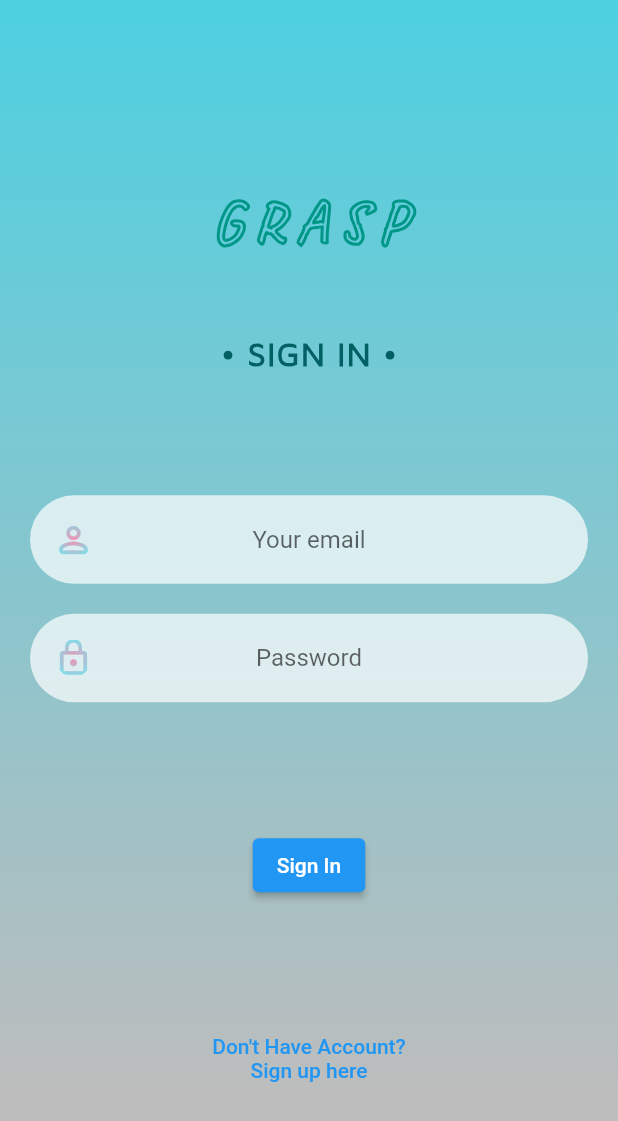
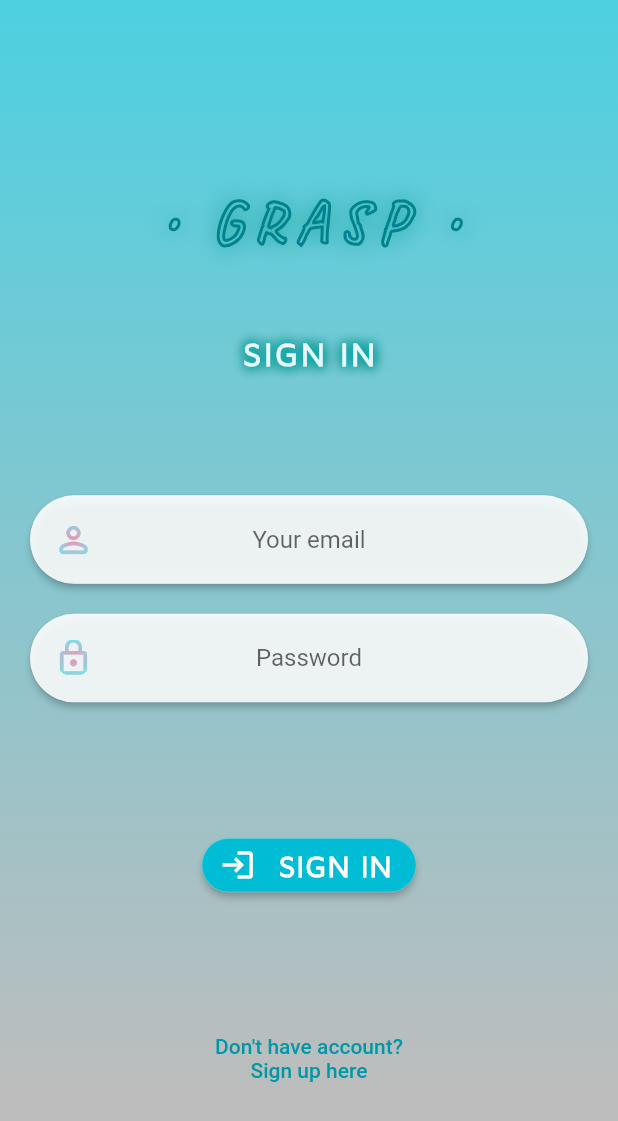
Before and after one commit to Barzi-Yassin/grasp_app, a Flutter app: the screen it shows after launch, on a phone screen of 412 x 824 dp. Shown: the top 1121 px of the screen. Run offline on Flutter 3.47's test engine with Material 2 defaults, Android fonts, the light colour scheme and no system bars; our stand-ins replace badges, cached_network_image, cloud_firestore, firebase_auth, firebase_core, firebase_storage and 3 more; missing offline and left inert: flutter_animated_dialog; accounts and stored records are empty; generated files the repository leaves out were written again.

Commit message:
completing signin and signup screen design

```diff
--- a/lib/src/reusable_codes/functions/functions.dart
+++ b/lib/src/reusable_codes/functions/functions.dart
@@ -248,12 +248,24 @@ Text customeTextAuthHeader({
   return Text(
     theData.toUpperCase(),
     maxLines: 1,
-    style:  TextStyle(
-        color: Colors.cyan.shade900,
+    style: TextStyle(
+      color: Colors.white.withOpacity(0.9),
       fontWeight: FontWeight.w800,
       fontFamily: 'MavenPro',
       fontSize: 22,
-        letterSpacing: 1,
+      letterSpacing: 2,
+      // decorationStyle: TextDecorationStyle.dashed,
+      // decoration: TextDecoration.underline,
+      // decorationThickness: 0.7,
+      // decorationColor: Colors.white,
+      shadows: const [
+        BoxShadow(blurRadius: 8.0, color: Colors.grey),
+        BoxShadow(blurRadius: 010.0, color: Colors.teal),
+        BoxShadow(blurRadius: 010.0, color: Colors.teal),
+        BoxShadow(blurRadius: 010.0, color: Colors.teal),
+        BoxShadow(blurRadius: 5.0, color: Colors.cyan),
+      ],
+
       // foreground: Paint()
       //   ..style = PaintingStyle.fill
       //   ..strokeWidth = 1.0
@@ -278,10 +290,15 @@ Text customeTextGraspHeader({
         fontFamily: 'Caveat',
         fontSize: 40,
         letterSpacing: 8,
+        shadows: const [
+          // BoxShadow(blurRadius: 80.0, color: Colors.grey),
+          BoxShadow(blurRadius: 20.0, color: Colors.teal),
+          // BoxShadow(blurRadius: 1.0, color: Colors.cyan),
+        ],
         foreground: Paint()
           ..style = PaintingStyle.stroke
           ..strokeWidth = 2.0
-          ..color = Colors.teal
+          ..color = Colors.cyan.shade800
         // ..invertColors = true
         ),
   );
@@ -297,6 +314,7 @@ Text customeText({
   double? theWordSpacing,
   double? theLetterSpacing,
   int? theMaxLines,
+  List<Shadow>? theShadowlist,
 }) {
   return Text(
     theData,
@@ -309,7 +327,7 @@ Text customeText({
         fontSize: theFontSize,
         wordSpacing: theWordSpacing,
         letterSpacing: theLetterSpacing,
-    ),
+        shadows: theShadowlist),
   );
 }
 
@@ -331,7 +349,8 @@ Column noItemFound(
         theFontFamily: 'MavenPro',
         theFontWeight: FontWeight.bold,
         theTextAlign: TextAlign.center,
-          theLetterSpacing: 1),
+        theLetterSpacing: 1,
+      ),
     ],
   );
 }
--- a/lib/src/screens/auth/screen_signin.dart
+++ b/lib/src/screens/auth/screen_signin.dart
@@ -44,10 +44,10 @@ class _ScreenSigninState extends State<ScreenSignin> {
                   crossAxisAlignment: CrossAxisAlignment.center,
                   children: [
                     SizedBox(height: screenHeight * 0.15),
-                    customeTextGraspHeader(theData: 'grasp', theFontSize: 50),
+                    customeTextGraspHeader(
+                        theData: '• grasp •', theFontSize: 50),
                     SizedBox(height: screenHeight * 0.06),
-                    customeTextAuthHeader(
-                        theData: '• sign in •', theFontSize: 30),
+                    customeTextAuthHeader(theData: 'sign in', theFontSize: 30),
                     SizedBox(height: screenHeight * 0.02),
                     SizedBox(
                       height: 400,
@@ -58,21 +58,32 @@ class _ScreenSigninState extends State<ScreenSignin> {
                             child: Column(
                               children: [
                                 // email
-                                InputEmail(
-                                    theControllerEmail: controllerSigninEmail),
+                                Material(
+                                  color: Colors.white60,
+                                  borderRadius: BorderRadius.circular(45),
+                                  elevation: 2,
+                                  child: InputEmail(
+                                      theControllerEmail:
+                                          controllerSigninEmail),
+                                ),
 
                                 const SizedBox(height: 20),
 
                                 // password
-                                InputPassword(
-                                    theControllerPassword:
-                                        controllerSigninPassword),
+                                Material(
+                                  color: Colors.white60,
+                                  borderRadius: BorderRadius.circular(45),
+                                  elevation: 2,
+                                  child: InputPassword(
+                                      theControllerPassword:
+                                          controllerSigninPassword),
+                                ),
 
                                 const SizedBox(height: 20),
                               ],
                             ),
                           ),
-                          ElevatedButton(
+                          ElevatedButton.icon(
                             onPressed: () async {
                               if (controllerSigninEmail.text.isNotEmpty &&
                                   controllerSigninPassword.text.isNotEmpty) {
@@ -114,7 +125,30 @@ class _ScreenSigninState extends State<ScreenSignin> {
                                     'One field or more might be empty!');
                               }
                             },
-                            child: const Text('Sign In'),
+                            label: customeText(
+                              theData: ' SIGN IN',
+                              theLetterSpacing: 1,
+                              theFontSize: 20,
+                              theFontWeight: FontWeight.w600,
+                              theFontFamily: 'MavenPro',
+                            ),
+                            icon: customeIcon(theIcon: Icons.login),
+                            style: ButtonStyle(
+                              backgroundColor:
+                                  const MaterialStatePropertyAll(Colors.cyan),
+                              animationDuration:
+                                  const Duration(milliseconds: 20),
+                              shape: MaterialStateProperty.all<
+                                  RoundedRectangleBorder>(
+                                RoundedRectangleBorder(
+                                  borderRadius: BorderRadius.circular(18.0),
+                                  side: BorderSide(
+                                    color: Colors.grey.shade100,
+                                    width: 0.2,
+                                  ),
+                                ),
+                              ),
+                            ),
                           ),
                         ],
                       ),
@@ -128,8 +162,9 @@ class _ScreenSigninState extends State<ScreenSignin> {
                         Get.offAll(() => const ScreenSignup());
                       },
                       child: customeText(
-                        theData: '\nDon\'t Have Account? \nSign up here',
+                        theData: '\nDon\'t have account? \nSign up here',
                         theTextAlign: TextAlign.center,
+                        theColor: Colors.cyan.shade700,
                       ),
                     )
                   ],
```
Also changed, not shown: lib/src/screens/auth/screen_signup.dart (+47 -12 lines). Lines whose indentation alone changed are shown as unchanged.
